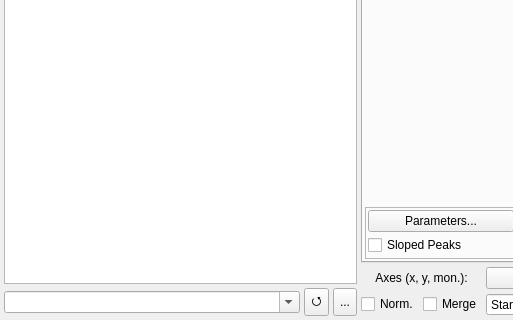
Above: core/ui/scanviewer.ui from ILLGrenoble/takin before the change; both pictures show x 0 to 513 and y 348 to 668 of the 969 by 668 pixel window. Below: the same form after it.
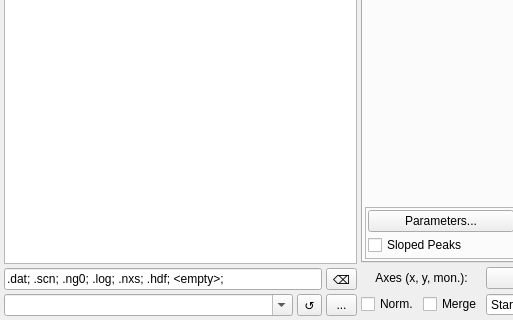
That is the form after the change. Custom widgets are drawn as their Qt base class.

Commit message: scanviewer: file extension filtering

The edit to the form file:
```diff
--- a/core/ui/scanviewer.ui
+++ b/core/ui/scanviewer.ui
@@ -61,7 +61,36 @@
          </property>
         </widget>
        </item>
-       <item row="1" column="0" rowspan="2">
+
+       <item row="1" column="0" colspan="2">
+         <widget class="QLineEdit" name="editFileExts">
+           <property name="toolTip">
+             <string>Scan file extensions.</string>
+           </property>
+           <property name="text">
+             <string>.dat; .scn; .ng0; .log; .nxs; .hdf; &lt;empty&gt;;</string>
+           </property>
+         </widget>
+       </item>
+
+       <item row="1" column="2" rowspan="1">
+        <widget class="QToolButton" name="btnResetExts">
+         <property name="sizePolicy">
+          <sizepolicy hsizetype="Fixed" vsizetype="Preferred">
+           <horstretch>1</horstretch>
+           <verstretch>0</verstretch>
+          </sizepolicy>
+         </property>
+         <property name="toolTip">
+          <string>Reset default scan file extensions.</string>
+         </property>
+         <property name="text">
+          <string>&#x232b;</string>
+         </property>
+        </widget>
+       </item>
+
+       <item row="2" column="0" rowspan="1">
         <widget class="QComboBox" name="comboPath">
          <property name="toolTip">
           <string>Current and recent data directories.</string>
@@ -77,7 +106,8 @@
          </property>
         </widget>
        </item>
-       <item row="1" column="1" rowspan="2">
+
+       <item row="2" column="1" rowspan="1">
         <widget class="QToolButton" name="btnRefresh">
          <property name="sizePolicy">
           <sizepolicy hsizetype="Fixed" vsizetype="Preferred">
@@ -89,14 +119,15 @@
           <string>Refresh current data directory.</string>
          </property>
          <property name="text">
-          <string>⭯</string>
+          <string>&#8634;</string>
          </property>
         </widget>
        </item>
-       <item row="1" column="2" rowspan="2">
+
+       <item row="2" column="2" rowspan="1">
         <widget class="QToolButton" name="btnBrowse">
          <property name="sizePolicy">
-          <sizepolicy hsizetype="Fixed" vsizetype="Preferred">
+          <sizepolicy hsizetype="Preferred" vsizetype="Preferred">
            <horstretch>1</horstretch>
            <verstretch>0</verstretch>
           </sizepolicy>
@@ -109,6 +140,7 @@
          </property>
         </widget>
        </item>
+
       </layout>
      </widget>
      <widget class="QWidget" name="layoutWidget_2">
```
Left out of the diff: 3 changed lines with no effect on the pictures. The commit also changes 3 other files.
